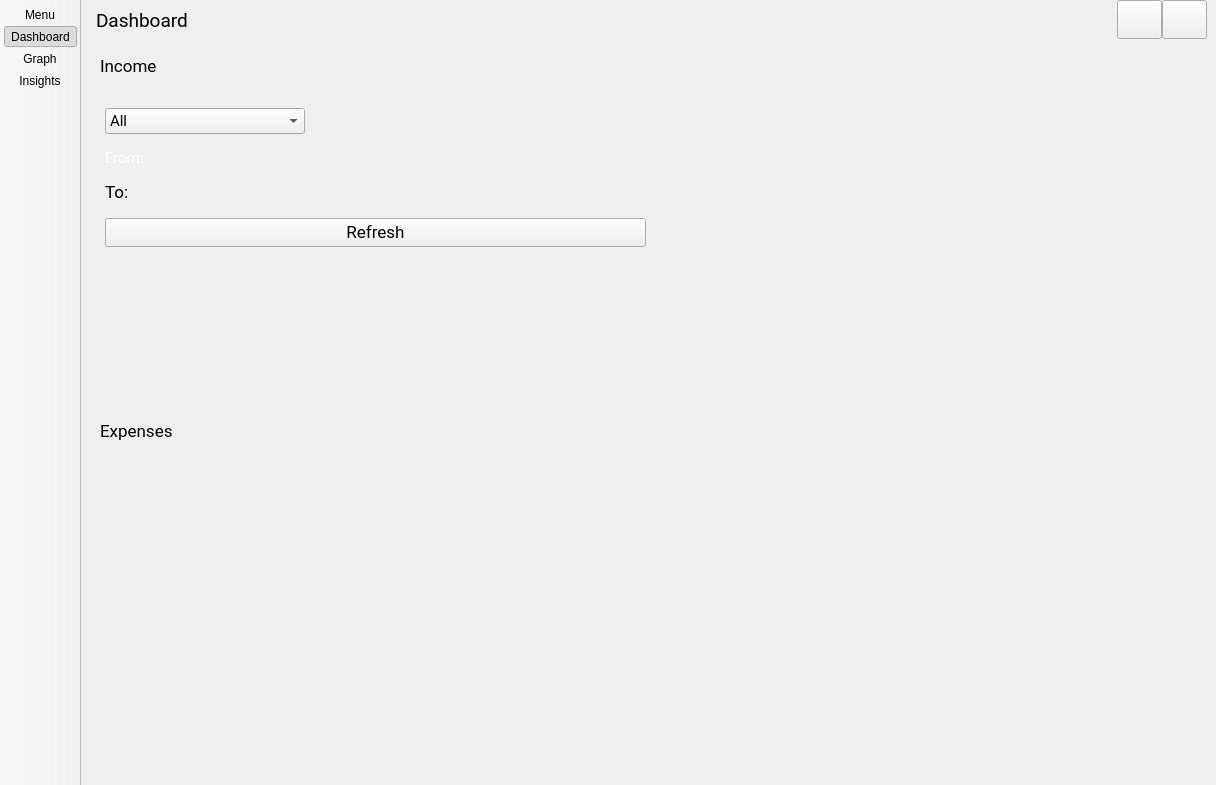
opierre/Budgetter, file skeletons/MainWindow.ui: the form before one commit.
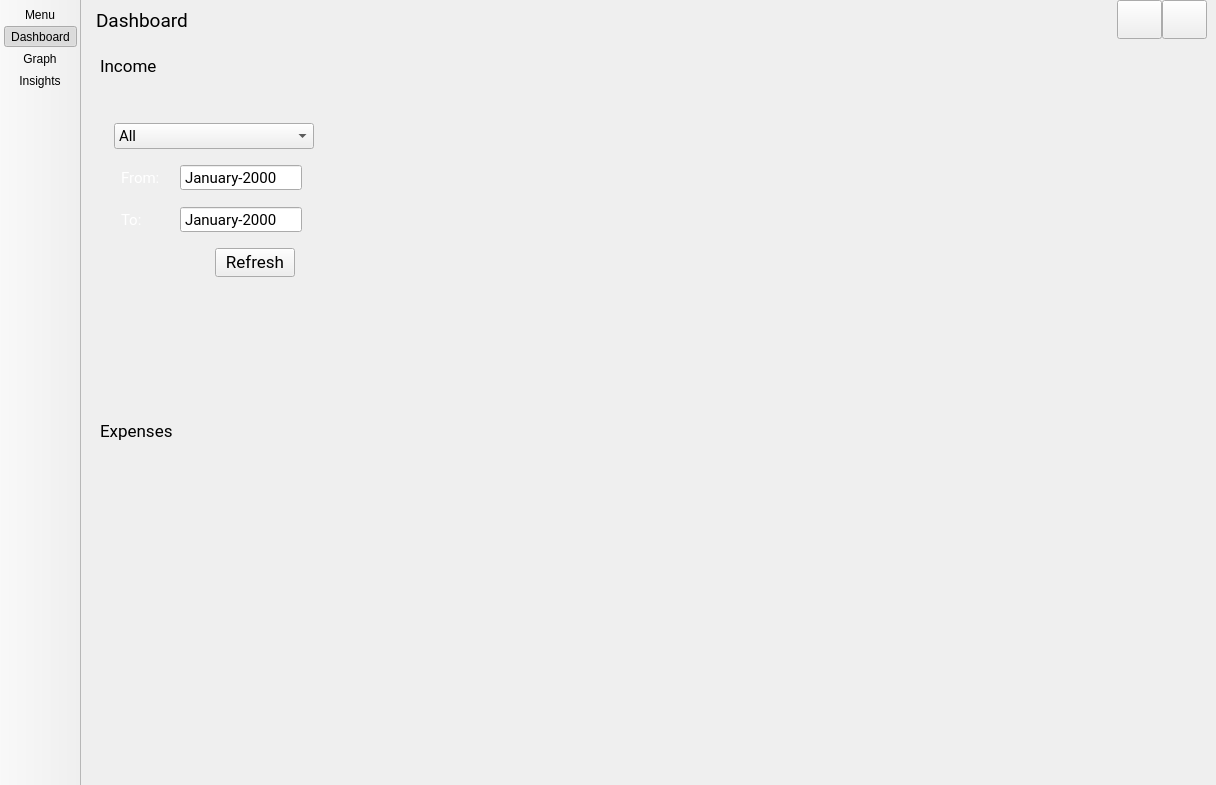
The form after the commit. Icons and pictures are not drawn. Custom widgets are drawn as their Qt base class.

Commit message: Update stylesheet for second page

The edit to the form file:
```diff
--- a/skeletons/MainWindow.ui
+++ b/skeletons/MainWindow.ui
@@ -1440,10 +1440,22 @@
           </property>
           <widget class="QWidget" name="dockWidgetContents_231">
            <layout class="QGridLayout" name="gridLayout_431">
-            <item row="0" column="1" rowspan="6">
-             <widget class="QWidget" name="widget" native="true"/>
-            </item>
-            <item row="1" column="0">
+            <item row="2" column="0">
+             <widget class="QWidget" name="widget_income" native="true">
+              <property name="sizePolicy">
+               <sizepolicy hsizetype="Minimum" vsizetype="Preferred">
+                <horstretch>0</horstretch>
+                <verstretch>0</verstretch>
+               </sizepolicy>
+              </property>
+              <property name="maximumSize">
+               <size>
+                <width>300</width>
+                <height>16777215</height>
+               </size>
+              </property>
+              <layout class="QVBoxLayout" name="verticalLayout_2">
+               <item>
              <layout class="QVBoxLayout" name="verticalLayout">
               <property name="spacing">
                <number>15</number>
@@ -1492,6 +1504,14 @@
                </widget>
               </item>
               <item>
+                  <layout class="QHBoxLayout" name="horizontalLayout_3">
+                   <property name="spacing">
+                    <number>20</number>
+                   </property>
+                   <property name="leftMargin">
+                    <number>7</number>
+                   </property>
+                   <item>
                <widget class="QLabel" name="label_from_income">
                 <property name="font">
                  <font>
@@ -1508,14 +1528,118 @@
                </widget>
               </item>
               <item>
+                    <widget class="QDateEdit" name="dateEdit_income_from">
+                     <property name="font">
+                      <font>
+                       <family>Roboto</family>
+                       <pointsize>11</pointsize>
+                      </font>
+                     </property>
+                     <property name="frame">
+                      <bool>true</bool>
+                     </property>
+                     <property name="buttonSymbols">
+                      <enum>QAbstractSpinBox::NoButtons</enum>
+                     </property>
+                     <property name="displayFormat">
+                      <string>MMMM-yyyy</string>
+                     </property>
+                     <property name="calendarPopup">
+                      <bool>false</bool>
+                     </property>
+                    </widget>
+                   </item>
+                   <item>
+                    <spacer name="horizontalSpacer_2">
+                     <property name="orientation">
+                      <enum>Qt::Horizontal</enum>
+                     </property>
+                     <property name="sizeHint" stdset="0">
+                      <size>
+                       <width>40</width>
+                       <height>20</height>
+                      </size>
+                     </property>
+                    </spacer>
+                   </item>
+                  </layout>
+                 </item>
+                 <item>
+                  <layout class="QHBoxLayout" name="horizontalLayout_4">
+                   <property name="spacing">
+                    <number>38</number>
+                   </property>
+                   <property name="leftMargin">
+                    <number>7</number>
+                   </property>
+                   <item>
                <widget class="QLabel" name="label_2">
+                     <property name="font">
+                      <font>
+                       <family>Roboto</family>
+                       <pointsize>11</pointsize>
+                      </font>
+                     </property>
+                     <property name="styleSheet">
+                      <string notr="true">color: white;</string>
+                     </property>
                 <property name="text">
                  <string>To:</string>
                 </property>
                </widget>
               </item>
               <item>
+                    <widget class="QDateEdit" name="dateEdit_income_to">
+                     <property name="font">
+                      <font>
+                       <family>Roboto</family>
+                       <pointsize>11</pointsize>
+                      </font>
+                     </property>
+                     <property name="buttonSymbols">
+                      <enum>QAbstractSpinBox::NoButtons</enum>
+                     </property>
+                     <property name="currentSection">
+                      <enum>QDateTimeEdit::MonthSection</enum>
+                     </property>
+                     <property name="displayFormat">
+                      <string>MMMM-yyyy</string>
+                     </property>
+                     <property name="calendarPopup">
+                      <bool>false</bool>
+                     </property>
+                    </widget>
+                   </item>
+                   <item>
+                    <spacer name="horizontalSpacer_3">
+                     <property name="orientation">
+                      <enum>Qt::Horizontal</enum>
+                     </property>
+                     <property name="sizeHint" stdset="0">
+                      <size>
+                       <width>40</width>
+                       <height>20</height>
+                      </size>
+                     </property>
+                    </spacer>
+                   </item>
+                  </layout>
+                 </item>
+                 <item>
                <layout class="QHBoxLayout" name="horizontalLayout_2">
+                   <item>
+                    <spacer name="horizontalSpacer_4">
+                     <property name="orientation">
+                      <enum>Qt::Horizontal</enum>
+                     </property>
+                     <property name="sizeHint" stdset="0">
+                      <size>
+                       <width>40</width>
+                       <height>20</height>
+                      </size>
+                     </property>
+                    </spacer>
+                   </item>
                 <item>
                  <widget class="QPushButton" name="pushButton">
                   <property name="text">
@@ -1523,9 +1647,28 @@
                   </property>
                  </widget>
                 </item>
+                   <item>
+                    <spacer name="horizontalSpacer_5">
+                     <property name="orientation">
+                      <enum>Qt::Horizontal</enum>
+                     </property>
+                     <property name="sizeHint" stdset="0">
+                      <size>
+                       <width>40</width>
+                       <height>20</height>
+                      </size>
+                     </property>
+                    </spacer>
+                   </item>
                </layout>
               </item>
              </layout>
+               </item>
+              </layout>
+             </widget>
+            </item>
+            <item row="0" column="1" rowspan="6">
+             <widget class="QWidget" name="widget_income_graph" native="true"/>
             </item>
             <item row="5" column="0">
              <spacer name="verticalSpacer">
```
Left out of the diff: 54 changed lines with no effect on the pictures. Lines whose indentation alone changed are shown as unchanged. The commit also changes 1 other file.
